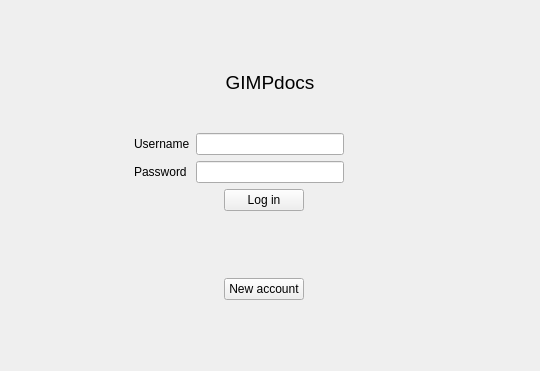
Above: GUI/ui/gui_login.ui from GiuliCler/GIMPteam before the change. Below: the same form after it.
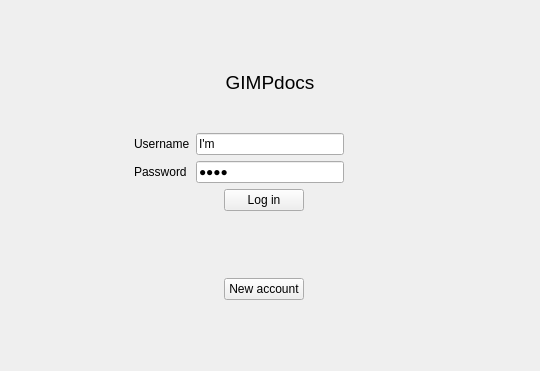
That is the form after the change.

Diff of the .ui file:
```diff
--- a/GUI/ui/gui_login.ui
+++ b/GUI/ui/gui_login.ui
@@ -106,7 +106,11 @@
         </widget>
        </item>
        <item row="2" column="1">
-        <widget class="QLineEdit" name="usernameLineEdit"/>
+        <widget class="QLineEdit" name="usernameLineEdit">
+         <property name="text">
+          <string>I'm</string>
+         </property>
+        </widget>
        </item>
        <item row="3" column="0">
         <widget class="QLabel" name="label_2">
@@ -117,6 +121,9 @@
        </item>
        <item row="3" column="1">
         <widget class="QLineEdit" name="passwordLineEdit">
+         <property name="text">
+          <string>lazy</string>
+         </property>
          <property name="echoMode">
           <enum>QLineEdit::Password</enum>
          </property>
```
